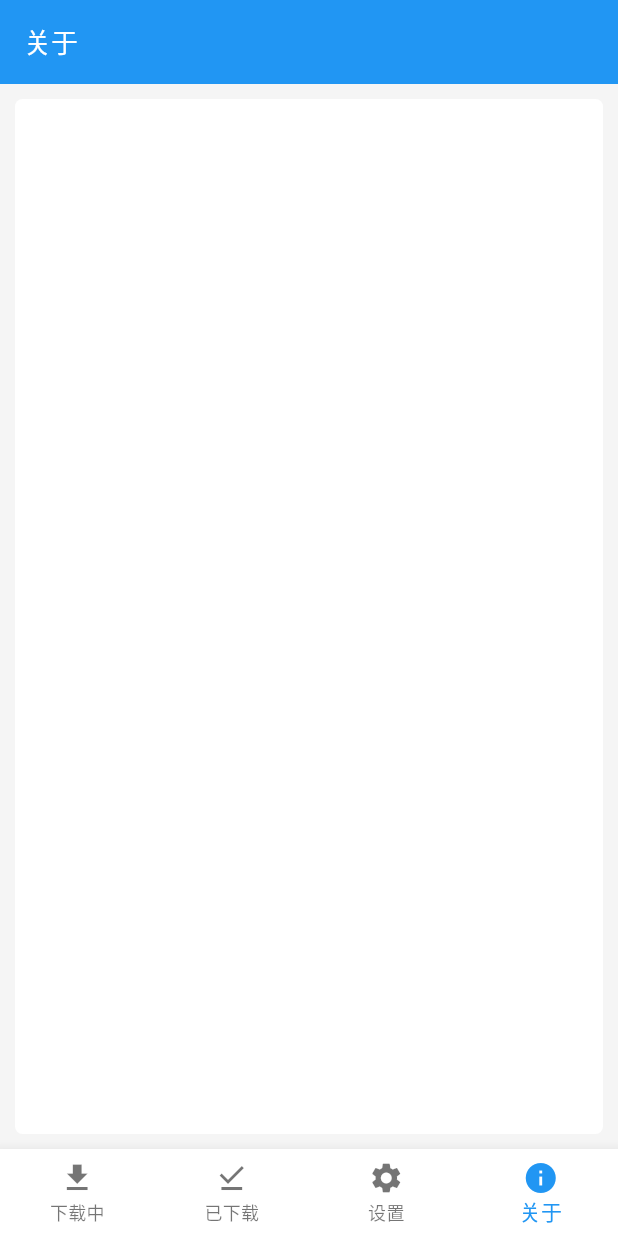
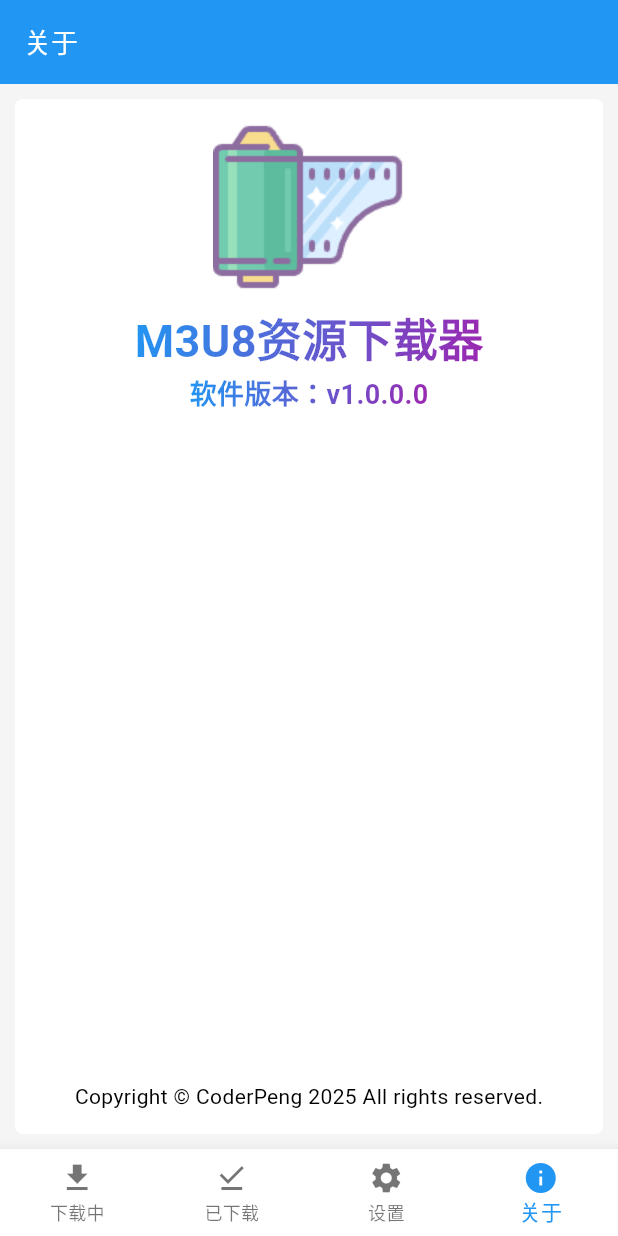
Before and after one commit to AndroidCoderPeng/m3u8_downloader, a Flutter app: the screen it shows after launch, item 4 of the bottom bar chosen, on a phone screen of 412 x 824 dp. Run offline on Flutter 3.47's test engine with Material 3 defaults, Android fonts, the phone set to English and light mode, and no system bars; our stand-ins replace file_picker, logger, shared_preferences; missing offline and left inert: window_manager.

Commit message:
feat(software_about_widget): 添加关于页面内容
- 在 SoftwareAboutWidget 中添加了软件信息和版权信息
- 包含软件名称、版本号和版权年份
- 优化了页面布局，增加了图片和文本样式

```diff
--- a/lib/views/software_about_widget.dart
+++ b/lib/views/software_about_widget.dart
@@ -75,10 +75,26 @@ class _SoftwareAboutWidgetState extends State<SoftwareAboutWidget> {
               color: Colors.white,
               borderRadius: BorderRadius.circular(5),
             ),
-            child: Column(children: [
+            child: Column(
+              children: [
+                Expanded(
+                  child: Column(
+                    children: [
+                      Image.asset('images/application.png'),
+                      renderGradientText('M3U8资源下载器', 30),
+                      renderGradientText('软件版本：v1.0.0.0', 18),
+                    ],
+                  ),
+                ),
 
-            ],
-          ),
+                Container(
+                  padding: EdgeInsets.all(5),
+                  child: Text(
+                    'Copyright © CoderPeng 2025 All rights reserved.',
+                  ),
+                ),
+              ],
+            ),
           ),
         ),
       );
```
